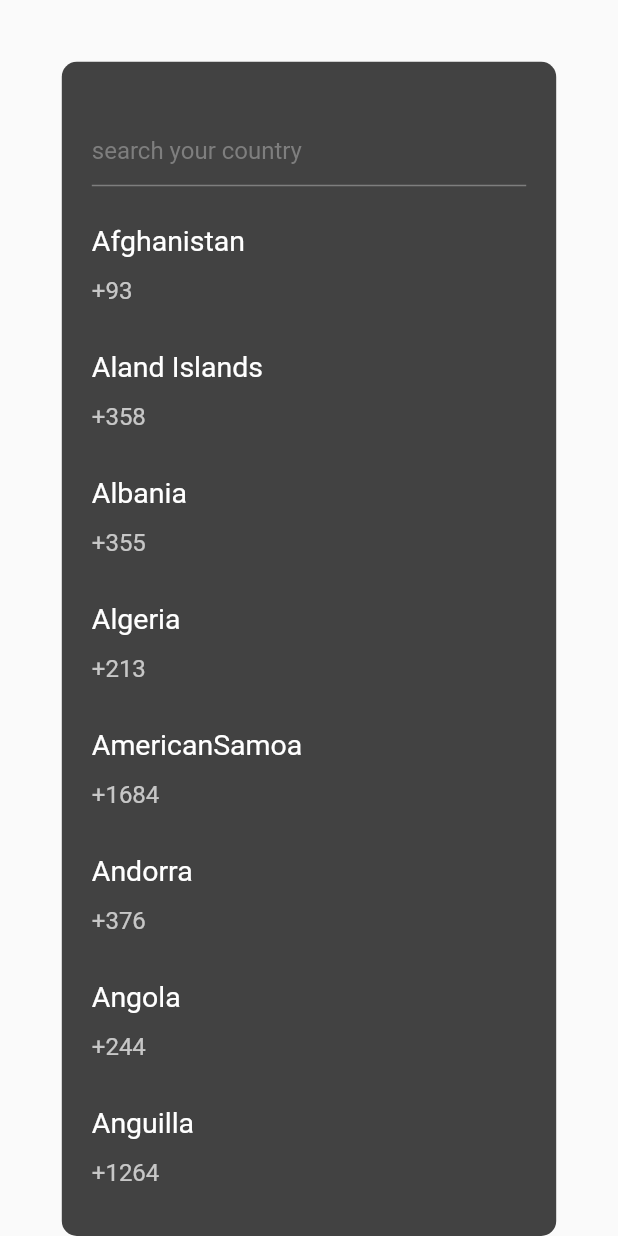
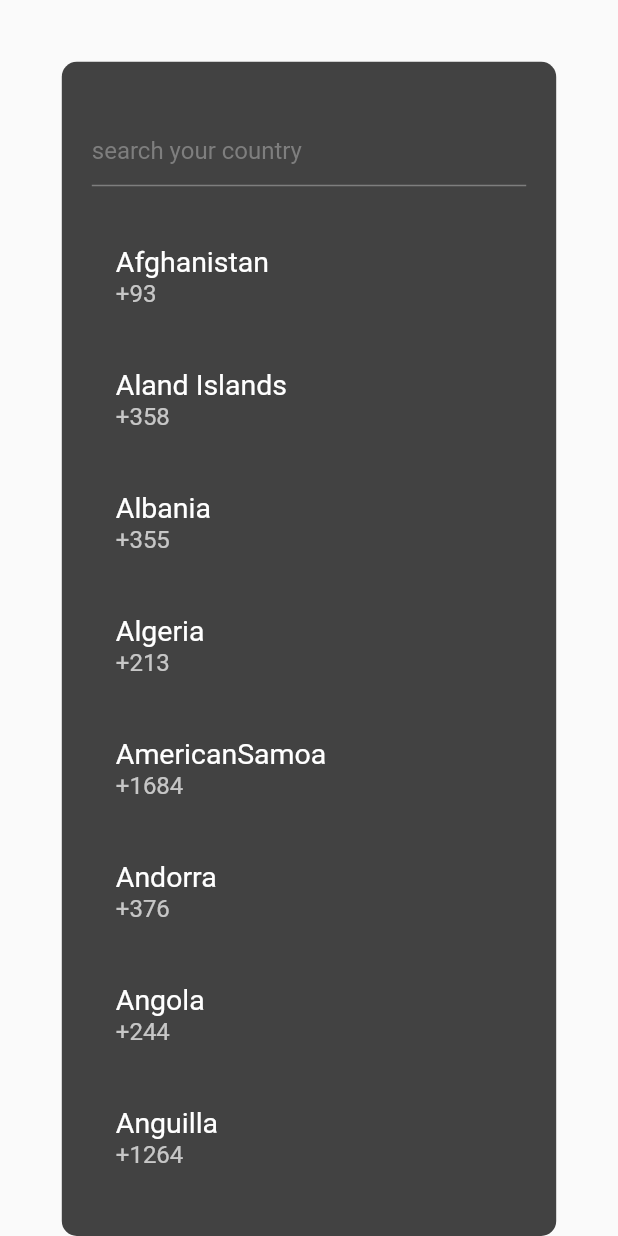
Before and after one commit to aninarafath6/market-feed-clone, a Flutter app: the CountryCodes widget shown alone on an empty page, opened directly, on a phone screen of 412 x 824 dp. Run offline on Flutter 3.47's test engine with Material 2 defaults, Android fonts, the phone set to English and light mode, and no system bars; our stand-ins replace google_fonts.

```diff
--- a/lib/common/widgets/inputbox.dart
+++ b/lib/common/widgets/inputbox.dart
@@ -7,15 +7,17 @@ class InputBox extends StatelessWidget {
     Key? key,
     this.inputLabel,
     this.onChanged,
+    this.type
   }) : super(key: key);
 
   final String? inputLabel;
   final Function(String)? onChanged;
+  final TextInputType? type;
   @override
   Widget build(BuildContext context) {
     return TextField(
       onChanged: onChanged,
-      keyboardType: TextInputType.number,
+      keyboardType:type?? TextInputType.number,
       style: GoogleFonts.roboto(color: Colors.white),
       decoration: InputDecoration(
         hintText: inputLabel ?? '',
--- a/lib/fetures/authentication/view_model/country_code_view_model.dart
+++ b/lib/fetures/authentication/view_model/country_code_view_model.dart
@@ -4,7 +4,13 @@ import 'package:marketfeed_clone/fetures/authentication/models/country_dropdown.
 class CountryCodeViewModel with ChangeNotifier {
   final Future<List<CountryModel>> allCountry = countryModelFromJson(getJson());
   Future<List<CountryModel>> result = countryModelFromJson(getJson());
+  CountryModel _selectedCountry = CountryModel(
+    name: "British Indian Ocean Territory",
+    dialCode: "+246",
+    code: "IO",
+  );
 
+  CountryModel get selectedCountry => _selectedCountry;
   void filteredCountry(String keyword) {
     if (keyword.isEmpty) {
       result = allCountry;
@@ -15,9 +21,17 @@ class CountryCodeViewModel with ChangeNotifier {
                     ) ||
                 country.dialCode.toLowerCase().contains(
                       keyword.toLowerCase(),
+                    ) ||
+                country.code.toLowerCase().contains(
+                      keyword.toLowerCase(),
                     );
           }).toList());
     }
     notifyListeners();
   }
+
+  void updateCountryCode(CountryModel country) {
+    _selectedCountry = country;
+    notifyListeners();
+  }
 }
--- a/lib/fetures/authentication/widgets/country_code.dart
+++ b/lib/fetures/authentication/widgets/country_code.dart
@@ -6,6 +6,7 @@ import 'package:marketfeed_clone/fetures/authentication/models/country_dropdown.
 import 'package:marketfeed_clone/fetures/authentication/view_model/country_code_view_model.dart';
 import 'package:marketfeed_clone/fetures/onboarding/view_models/onboarding_view_model.dart';
 import 'package:marketfeed_clone/utils/dimensions.dart';
+import 'package:marketfeed_clone/utils/navigation.dart';
 import 'package:provider/src/provider.dart';
 
 class CountryCodes extends StatelessWidget {
@@ -13,6 +14,7 @@ class CountryCodes extends StatelessWidget {
 
   @override
   Widget build(BuildContext context) {
+    var provider = context.read<CountryCodeViewModel>();
     return Align(
       alignment: Alignment.bottomCenter,
       child: Material(
@@ -29,7 +31,8 @@ class CountryCodes extends StatelessWidget {
             children: [
               InputBox(
                 inputLabel: 'search your country',
-                onChanged: context.read<CountryCodeViewModel>().filteredCountry,
+                type: TextInputType.text,
+                onChanged: provider.filteredCountry,
               ),
               const SizedBox(height: 25),
               Expanded(
@@ -39,32 +42,30 @@ class CountryCodes extends StatelessWidget {
                     if (!snapshot.hasData) return const SizedBox();
                     return ListView.separated(
                       itemBuilder: (context, index) {
-                        return Column(
-                          crossAxisAlignment: CrossAxisAlignment.start,
-                          children: [
-                            Text(
+                        return ListTile(
+                          onTap: () {
+                            provider.updateCountryCode(snapshot.data![index]);
+                            context.pop(true);
+                          },
+                          title: Text(
                             snapshot.data![index].name,
                             style: GoogleFonts.roboto(
                               color: Colors.white,
                               fontSize: 19,
                             ),
                           ),
-                            const SizedBox(
-                              height: 13,
-                            ),
-                            Text(
+                          subtitle: Text(
                             snapshot.data![index].dialCode,
                             style: GoogleFonts.roboto(
                               color: Colors.white70,
                               fontSize: 16,
                             ),
                           ),
-                          ],
                         );
                       },
                       separatorBuilder: (context, index) {
                         return const SizedBox(
-                          height: 30,
+                          height: 10,
                         );
                       },
                       itemCount: snapshot.data!.length,
--- a/lib/utils/navigation.dart
+++ b/lib/utils/navigation.dart
@@ -7,5 +7,5 @@ extension Nav on BuildContext {
   void toPushNamedReplacement(String route) =>
       Navigator.pushReplacementNamed(this, route);
   // pop navigation context.pop();
-  void pop() => Navigator.pop(this);
+  void pop(bool bool) => Navigator.pop(this);
 }
```
Also changed, not shown: lib/fetures/authentication/view/login_view.dart (+31 -1 lines), lib/fetures/authentication/widgets/bottom_section.dart (+7 -1 lines). Lines whose indentation alone changed are shown as unchanged.
